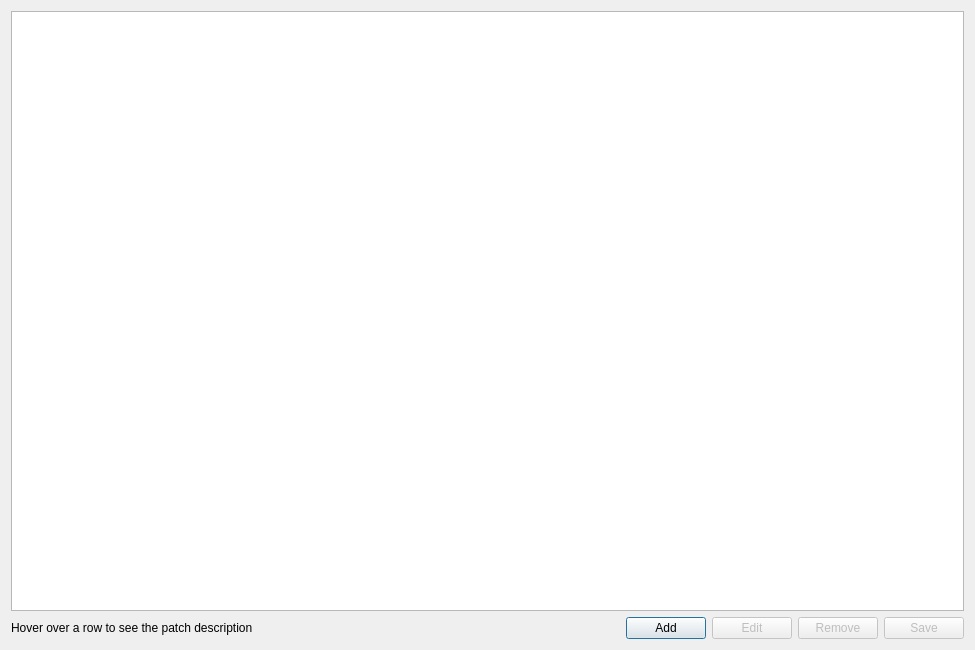
First picture: the form in Dialog/PatchManagerDialog.ui, repository wario-land/WL4Editor, before the edit.
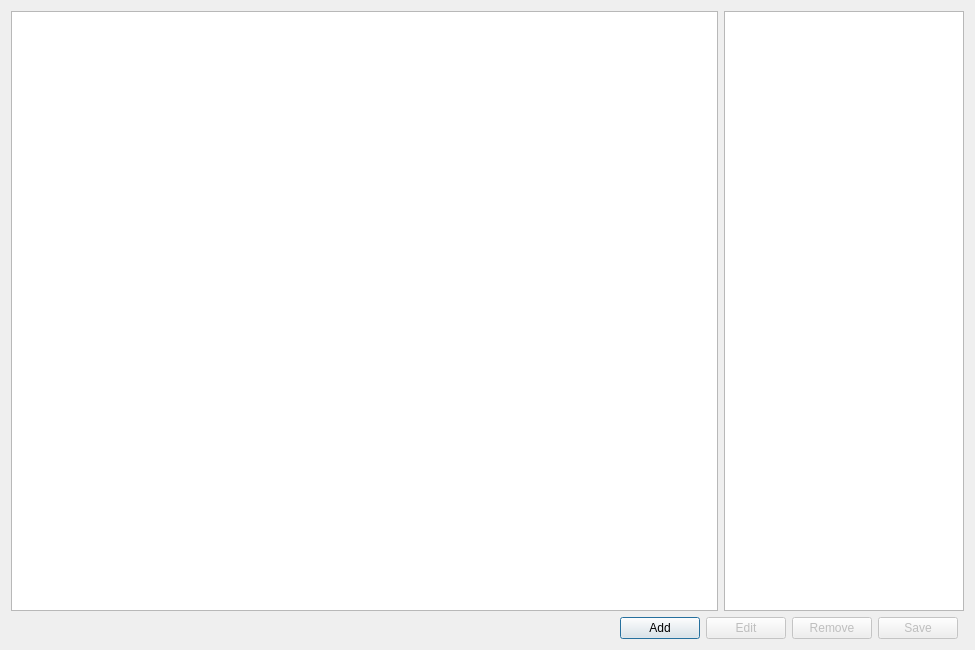
Second picture: the form after the edit. Custom widgets are drawn as their Qt base class.

Commit message:
Several feature tweaks in Chunk Manager (#375)
* use TextEdit instead of tooltip to show the description of patch in Patch Manager

* Changed but unsaved function patches or new function patches will be marked "TBD" in the "Patch address" column in Patch Manager.

also a bit of code clean up since it cannot work correctly, and it is so hard to make it correct

* more cleanup

* add reload button in PatchEditDialog to re-parse the same patch file

* change the dummy patch address value to dodge some edge case

The edit to the form file:
```diff
--- a/Dialog/PatchManagerDialog.ui
+++ b/Dialog/PatchManagerDialog.ui
@@ -13,29 +13,9 @@
   <property name="windowTitle">
    <string>Dialog</string>
   </property>
-  <layout class="QVBoxLayout" name="verticalLayout">
-   <item>
-    <widget class="PatchManagerTableView" name="patchManagerTableView">
-     <property name="frameShape">
-      <enum>QFrame::StyledPanel</enum>
-     </property>
-     <property name="selectionMode">
-      <enum>QAbstractItemView::MultiSelection</enum>
-     </property>
-     <property name="selectionBehavior">
-      <enum>QAbstractItemView::SelectRows</enum>
-     </property>
-    </widget>
-   </item>
-   <item>
+  <layout class="QGridLayout" name="gridLayout">
+   <item row="1" column="0">
     <layout class="QHBoxLayout" name="horizontalLayout">
-     <item>
-      <widget class="QLabel" name="tooltipHintLabel">
-       <property name="text">
-        <string>Hover over a row to see the patch description</string>
-       </property>
-      </widget>
-     </item>
      <item>
       <spacer name="horizontalSpacer">
        <property name="orientation">
@@ -88,6 +68,39 @@
      </item>
     </layout>
    </item>
+   <item row="0" column="0" colspan="2">
+    <layout class="QHBoxLayout" name="horizontalLayout_3">
+     <property name="leftMargin">
+      <number>0</number>
+     </property>
+     <property name="rightMargin">
+      <number>0</number>
+     </property>
+     <item>
+      <widget class="PatchManagerTableView" name="patchManagerTableView">
+       <property name="frameShape">
+        <enum>QFrame::StyledPanel</enum>
+       </property>
+       <property name="selectionMode">
+        <enum>QAbstractItemView::MultiSelection</enum>
+       </property>
+       <property name="selectionBehavior">
+        <enum>QAbstractItemView::SelectRows</enum>
+       </property>
+      </widget>
+     </item>
+     <item>
+      <widget class="QTextEdit" name="textEdit_PatchDescription">
+       <property name="maximumSize">
+        <size>
+         <width>240</width>
+         <height>16777215</height>
+        </size>
+       </property>
+      </widget>
+     </item>
+    </layout>
+   </item>
   </layout>
  </widget>
  <customwidgets>
```
The commit also changes 8 other files.
